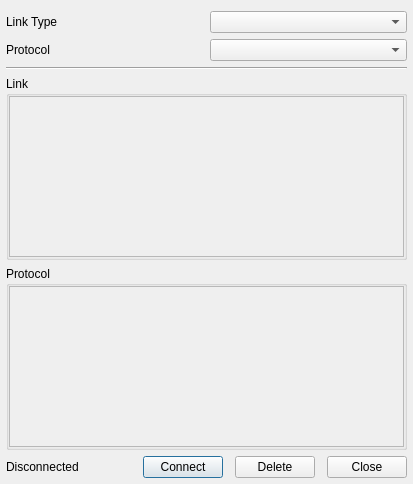
Above: commsettings.ui from nlbtuyen/ConfigurationGCS before the change. Below: the same form after it.
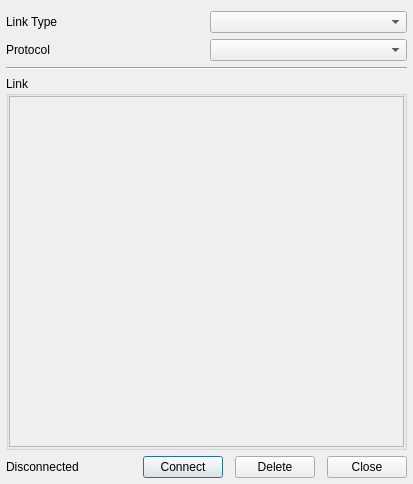
That is the form after the change.

Diff of the .ui file:
```diff
--- a/commsettings.ui
+++ b/commsettings.ui
@@ -13,7 +13,7 @@
   <property name="windowTitle">
    <string>Form</string>
   </property>
-  <layout class="QGridLayout" name="gridLayout_2" rowstretch="1,1,1,100,100,1">
+  <layout class="QGridLayout" name="gridLayout_2" rowstretch="1,0,0,0,0">
    <property name="leftMargin">
     <number>6</number>
    </property>
@@ -29,6 +29,47 @@
    <property name="spacing">
     <number>6</number>
    </property>
+   <item row="3" column="0" colspan="2">
+    <widget class="QGroupBox" name="linkGroupBox">
+     <property name="title">
+      <string>Link</string>
+     </property>
+     <layout class="QHBoxLayout" name="horizontalLayout_2">
+      <property name="spacing">
+       <number>0</number>
+      </property>
+      <property name="leftMargin">
+       <number>0</number>
+      </property>
+      <property name="topMargin">
+       <number>0</number>
+      </property>
+      <property name="rightMargin">
+       <number>0</number>
+      </property>
+      <property name="bottomMargin">
+       <number>0</number>
+      </property>
+      <item>
+       <widget class="QScrollArea" name="linkScrollArea">
+        <property name="widgetResizable">
+         <bool>true</bool>
+        </property>
+        <widget class="QWidget" name="scrollAreaWidgetContents">
+         <property name="geometry">
+          <rect>
+           <x>0</x>
+           <y>0</y>
+           <width>397</width>
+           <height>350</height>
+          </rect>
+         </property>
+        </widget>
+       </widget>
+      </item>
+     </layout>
+    </widget>
+   </item>
    <item row="0" column="0">
     <spacer name="verticalSpacer">
      <property name="orientation">
@@ -80,105 +121,7 @@
      </property>
     </widget>
    </item>
-   <item row="3" column="0" colspan="2">
-    <widget class="QGroupBox" name="linkGroupBox">
-     <property name="title">
-      <string>Link</string>
-     </property>
-     <layout class="QHBoxLayout" name="horizontalLayout_2">
-      <property name="spacing">
-       <number>0</number>
-      </property>
-      <property name="leftMargin">
-       <number>0</number>
-      </property>
-      <property name="topMargin">
-       <number>0</number>
-      </property>
-      <property name="rightMargin">
-       <number>0</number>
-      </property>
-      <property name="bottomMargin">
-       <number>0</number>
-      </property>
-      <item>
-       <widget class="QScrollArea" name="linkScrollArea">
-        <property name="widgetResizable">
-         <bool>true</bool>
-        </property>
-        <widget class="QWidget" name="scrollAreaWidgetContents">
-         <property name="geometry">
-          <rect>
-           <x>0</x>
-           <y>0</y>
-           <width>397</width>
-           <height>164</height>
-          </rect>
-         </property>
-        </widget>
-       </widget>
-      </item>
-     </layout>
-    </widget>
-   </item>
-   <item row="4" column="0" colspan="2">
-    <widget class="QGroupBox" name="protocolGroupBox">
-     <property name="title">
-      <string>Protocol</string>
-     </property>
-     <layout class="QHBoxLayout" name="horizontalLayout_3">
-      <property name="spacing">
-       <number>0</number>
-      </property>
-      <property name="leftMargin">
-       <number>0</number>
-      </property>
-      <property name="topMargin">
-       <number>0</number>
-      </property>
-      <property name="rightMargin">
-       <number>0</number>
-      </property>
-      <property name="bottomMargin">
-       <number>0</number>
-      </property>
-      <item>
-       <widget class="QScrollArea" name="protocolScrollArea">
-        <property name="enabled">
-         <bool>true</bool>
-        </property>
-        <property name="widgetResizable">
-         <bool>true</bool>
-        </property>
-        <widget class="QWidget" name="scrollAreaWidgetContents_2">
-         <property name="geometry">
-          <rect>
-           <x>0</x>
-           <y>0</y>
-           <width>397</width>
-           <height>163</height>
-          </rect>
-         </property>
-        </widget>
-       </widget>
-      </item>
-     </layout>
-    </widget>
-   </item>
-   <item row="5" column="0">
-    <widget class="QLabel" name="connectionStatusLabel">
-     <property name="sizePolicy">
-      <sizepolicy hsizetype="Minimum" vsizetype="Minimum">
-       <horstretch>0</horstretch>
-       <verstretch>0</verstretch>
-      </sizepolicy>
-     </property>
-     <property name="text">
-      <string>Disconnected</string>
-     </property>
-    </widget>
-   </item>
-   <item row="5" column="1">
+   <item row="4" column="1">
     <layout class="QHBoxLayout" name="horizontalLayout">
      <property name="spacing">
       <number>12</number>
@@ -218,6 +161,19 @@
      </item>
     </layout>
    </item>
+   <item row="4" column="0">
+    <widget class="QLabel" name="connectionStatusLabel">
+     <property name="sizePolicy">
+      <sizepolicy hsizetype="Minimum" vsizetype="Minimum">
+       <horstretch>0</horstretch>
+       <verstretch>0</verstretch>
+      </sizepolicy>
+     </property>
+     <property name="text">
+      <string>Disconnected</string>
+     </property>
+    </widget>
+   </item>
   </layout>
   <action name="actionDelete">
    <property name="text">
```
